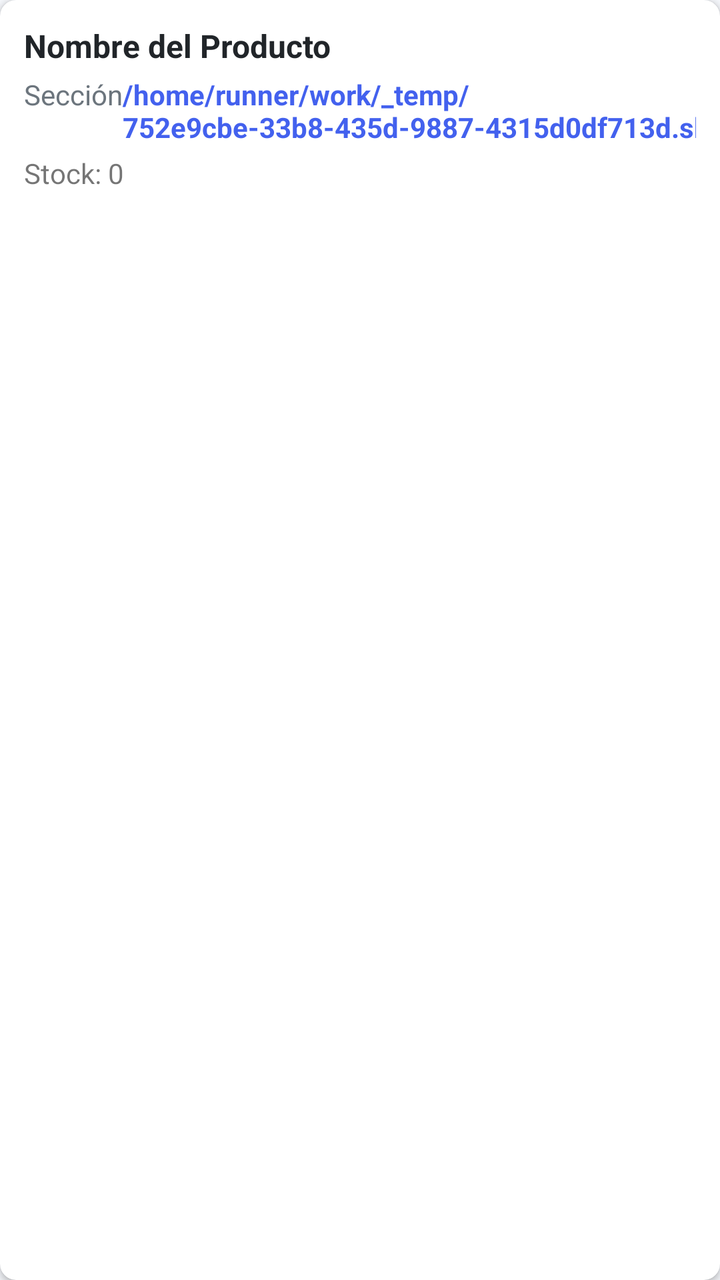
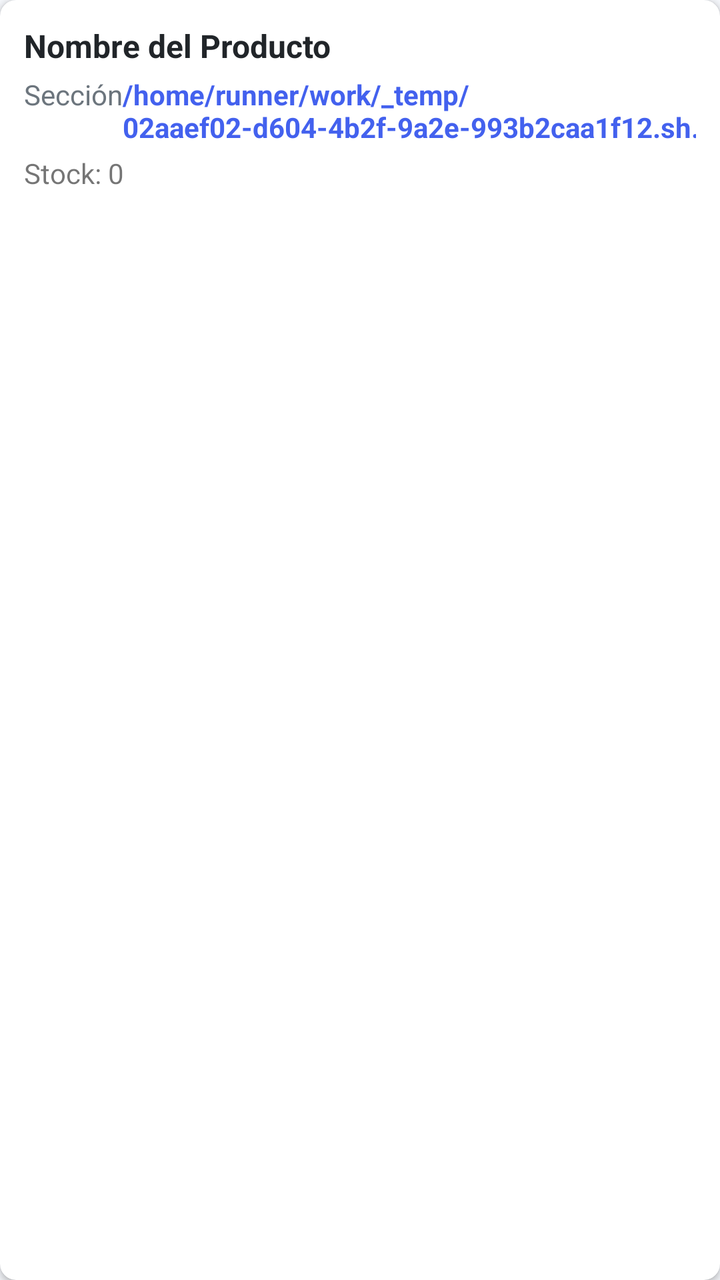

Two renders of the same Android screen: before a commit and after it. Below are the layout's source before the change and the commit's diff.
<!-- AndroidManifest.xml: application theme Theme.OmniVentas -->
<!-- res/layout/item_producto.xml -->
<?xml version="1.0" encoding="utf-8"?>
<androidx.cardview.widget.CardView xmlns:android="http://schemas.android.com/apk/res/android"
    xmlns:app="http://schemas.android.com/apk/res-auto"
    android:layout_width="match_parent"
    android:layout_height="wrap_content"
    android:layout_marginBottom="8dp"
    app:cardCornerRadius="8dp"
    app:cardElevation="2dp">
    <LinearLayout
        android:layout_width="match_parent"
        android:layout_height="wrap_content"
        android:orientation="vertical"
        android:padding="12dp">
        <TextView
            android:id="@+id/tv_nombre"
            android:layout_width="match_parent"
            android:layout_height="wrap_content"
            android:text="Nombre del Producto"
            android:textSize="16sp"
            android:textStyle="bold"
            android:textColor="@color/dark" />
        <LinearLayout
            android:layout_width="match_parent"
            android:layout_height="wrap_content"
            android:orientation="horizontal"
            android:layout_marginTop="4dp">
            <TextView
                android:id="@+id/tv_seccion"
                android:layout_width="0dp"
                android:layout_height="wrap_content"
                android:layout_weight="1"
                android:text="Sección"
                android:textSize="14sp"
                android:textColor="@color/gray" />
            <TextView
                android:id="@+id/tv_precio"
                android:layout_width="wrap_content"
                android:layout_height="wrap_content"
                android:text="/home/runner/work/_temp/752e9cbe-33b8-435d-9887-4315d0df713d.sh.00"
                android:textSize="14sp"
                android:textColor="@color/primary"
                android:textStyle="bold" />
        </LinearLayout>
        <TextView
            android:id="@+id/tv_stock"
            android:layout_width="wrap_content"
            android:layout_height="wrap_content"
            android:text="Stock: 0"
            android:textSize="14sp"
            android:layout_marginTop="4dp" />
    </LinearLayout>
</androidx.cardview.widget.CardView>
<!-- resources referenced by this layout -->
<resources>
  <color name="dark">#212529</color>
  <color name="gray">#6C757D</color>
  <color name="primary">#4361EE</color>
  <style name="Theme.OmniVentas" parent="Theme.MaterialComponents.DayNight.NoActionBar">
          <item name="colorPrimary">@color/primary</item>
          <item name="colorPrimaryVariant">@color/primary_dark</item>
          <item name="colorOnPrimary">@color/white</item>
          <item name="colorSecondary">@color/secondary</item>
          <item name="colorOnSecondary">@color/white</item>
          <item name="android:statusBarColor">@color/primary</item>
          <item name="android:windowBackground">@color/light_gray</item>
      </style>
  <color name="primary_dark">#3A56D4</color>
  <color name="white">#FFFFFF</color>
  <color name="secondary">#3F37C9</color>
  <color name="light_gray">#F5F7FB</color>
</resources>

<!-- the commit's change to res/layout/item_producto.xml (unified diff, before → after) -->
@@ -36,7 +36,7 @@
                 android:id="@+id/tv_precio"
                 android:layout_width="wrap_content"
                 android:layout_height="wrap_content"
-                android:text="/home/runner/work/_temp/752e9cbe-33b8-435d-9887-4315d0df713d.sh.00"
+                android:text="/home/runner/work/_temp/02aaef02-d604-4b2f-9a2e-993b2caa1f12.sh.00"
                 android:textSize="14sp"
                 android:textColor="@color/primary"
                 android:textStyle="bold" />
